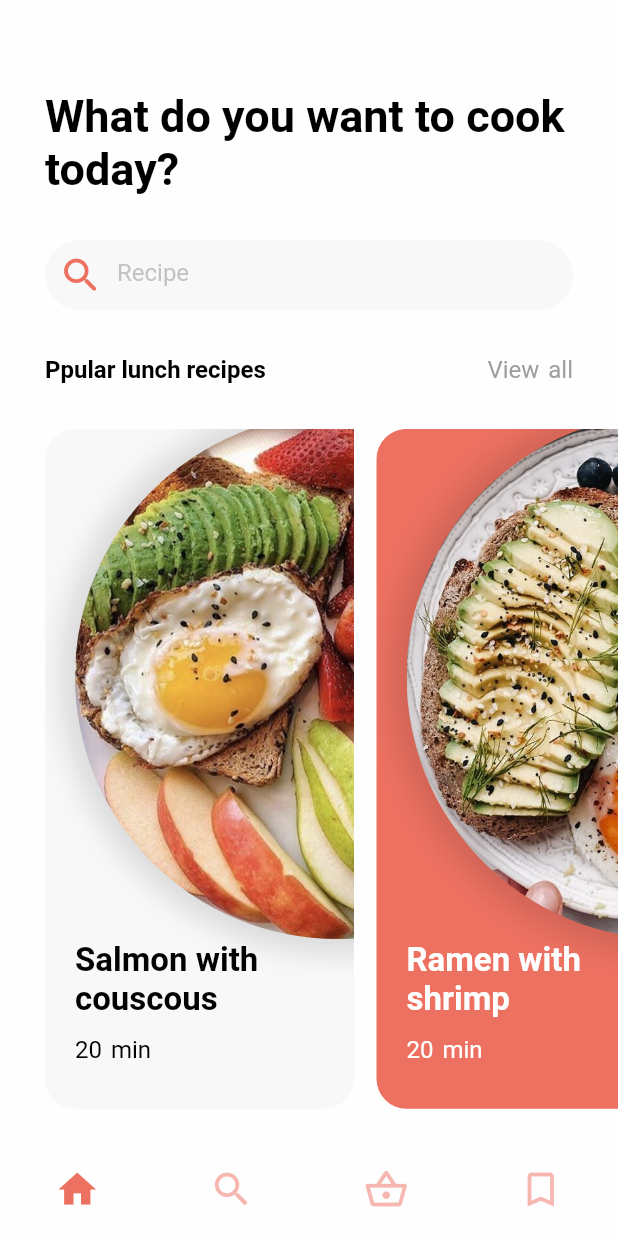
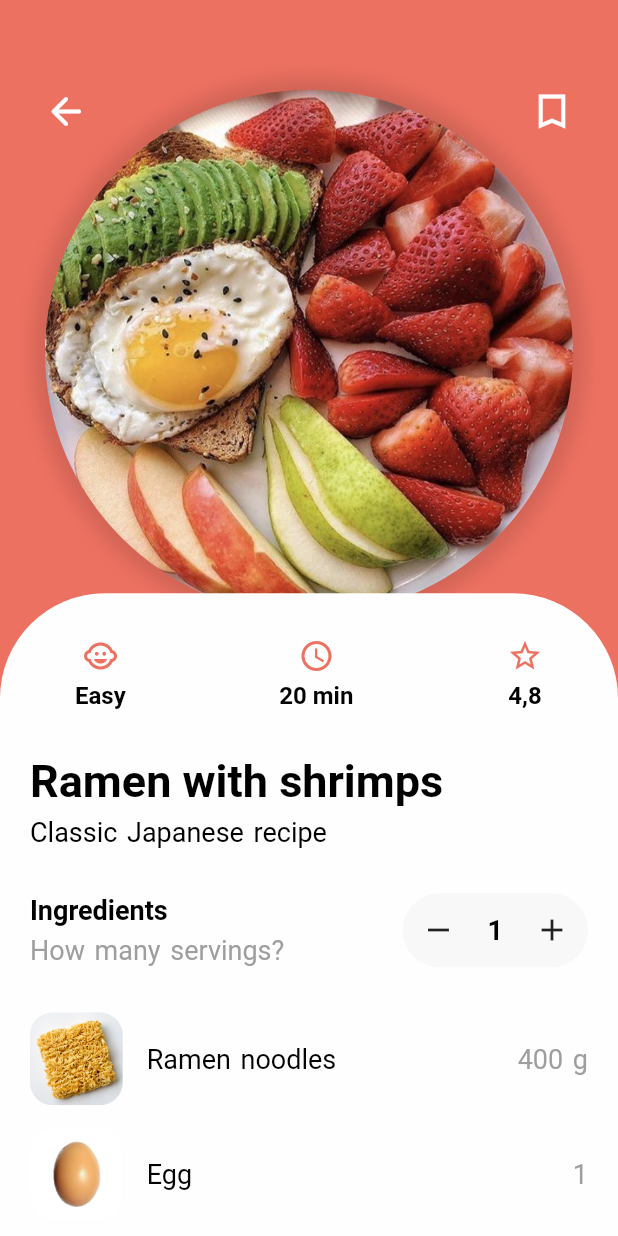
Before and after one commit to Ola-Alotaibi0/Cooking_App_Flutter, a Flutter app: the screen it shows after launch, on a phone screen of 412 x 824 dp. Run offline on Flutter 3.47's test engine with Material 2 defaults, Android fonts, the phone set to English and light mode, and no system bars.

Commit message:
Create a Detail Page

```diff
--- a/lib/main.dart
+++ b/lib/main.dart
@@ -1,3 +1,4 @@
+import 'package:cooking_app/pages/detail_page.dart';
 import 'package:cooking_app/pages/mainNavPages/main_page.dart';
 import 'package:flutter/material.dart';
 import 'package:cooking_app/pages/welcome_page.dart';
@@ -16,7 +17,7 @@ class MyApp extends StatelessWidget {
       debugShowCheckedModeBanner: false,
       theme: ThemeData(
       ),
-      home: MainPage(),
+      home: DetailPage(),
     );
   }
 }
--- /dev/null
+++ b/lib/pages/detail_page.dart
@@ -0,0 +1,210 @@
+import 'package:cooking_app/component/colors.dart';
+import 'package:cooking_app/widgets/app_large_text.dart';
+import 'package:cooking_app/widgets/app_text.dart';
+import 'package:cooking_app/widgets/ingredients_InfoCard.dart';
+import 'package:flutter/material.dart';
+
+class DetailPage extends StatefulWidget {
+  const DetailPage({Key? key}) : super(key: key);
+
+  @override
+  State<DetailPage> createState() => _DetailPageState();
+}
+
+class _DetailPageState extends State<DetailPage> {
+  @override
+  Widget build(BuildContext context) {
+    List ingredientsData = [
+      {
+        "image": "images/foodImg/noodle.jpg",
+        "ingredientName": "Ramen noodles",
+        "ingredientQuantity": "400 g",
+      },
+      {
+        "image": "images/foodImg/Egg.jpg",
+        "ingredientName": "Egg",
+        "ingredientQuantity": "1",
+      },
+      {
+        "image": "images/foodImg/chicken.jpg",
+        "ingredientName": "Chicken",
+        "ingredientQuantity": "200 g",
+      },
+      {
+        "image": "images/foodImg/meat.jpg",
+        "ingredientName": "Meat",
+        "ingredientQuantity": "100 g",
+      }
+
+    ];
+
+    Size size = MediaQuery.of(context).size;
+    return Scaffold(
+      body: Container(
+        height: size.height,
+        width: size.width,
+        child: Stack(
+          children: [
+
+            Container(
+              width: size.width,
+              height: size.height*0.7,
+              color: AppColors.mainColor,
+            ),
+
+            Positioned(
+              top: 60,
+              left: 30,
+              right: 30,
+              child: Container(
+                height: 350,
+                width: 350,
+                decoration: BoxDecoration(
+                  boxShadow: [
+                    BoxShadow(
+                      color: Colors.black12,
+                      spreadRadius: 8,
+                      blurRadius: 10,
+                    ),
+                  ],
+                  borderRadius: BorderRadius.circular(200),
+                  image: DecorationImage(
+                    image: AssetImage("images/foodImg/food1.jpg"),
+                    fit: BoxFit.cover,
+                  ),
+                ),
+              ),
+            ),
+
+            Positioned(
+              top: 50,
+              right: 20,
+              left: 20,
+              child: Row(
+                mainAxisAlignment: MainAxisAlignment.spaceBetween,
+                children: [
+                  IconButton(onPressed: (){}, icon: Icon(Icons.arrow_back_rounded, color: AppColors.colorWhite,size: 30,)),
+                  IconButton(onPressed: (){}, icon: Icon(Icons.bookmark_outline_sharp, color: AppColors.colorWhite, size: 30,)),
+                ],
+              ),
+            ),
+
+            Positioned(
+              bottom: 0,
+              left: 0,
+              right: 0,
+              child: Container(
+                padding: EdgeInsets.only(top: 30,right: 20,left: 20),
+                width: size.width,
+                height: size.height*0.52,
+                decoration: BoxDecoration(
+                  color: AppColors.colorWhite,
+                    borderRadius: BorderRadius.only(
+                  topLeft: Radius.circular(70),
+                  topRight: Radius.circular(70),
+                )),
+
+                child: Column(
+                  crossAxisAlignment: CrossAxisAlignment.start,
+                  children: [
+                    Padding(
+                      padding: const EdgeInsets.only(left: 30, right: 30),
+                      child: Row(
+                        mainAxisAlignment: MainAxisAlignment.spaceBetween,
+                        children: [
+                          Column(
+                            children: [
+                              Icon(Icons.child_care, color: AppColors.mainColor,),
+                              SizedBox(height: 5,),
+                              AppLargeText(text: "Easy",color: AppColors.textColorBlack,size: 16,),
+                            ],
+                          ),
+                          Column(
+                            children: [
+                              Icon(Icons.access_time_sharp, color: AppColors.mainColor,),
+                              SizedBox(height: 5,),
+                              AppLargeText(text: "20 min", color: AppColors.textColorBlack,size: 16,),
+                            ],
+                          ),
+                          Column(
+                            children: [
+                              Icon(Icons.star_border, color: AppColors.mainColor,),
+                              SizedBox(height: 5,),
+                              AppLargeText(text: "4,8", color: AppColors.textColorBlack,size: 16,),
+                            ],
+                          ),
+
+
+
+                        ],
+                      ),
+                    ),
+                    SizedBox(height: 30,),
+
+                    AppLargeText(text: "Ramen with shrimps",),
+                    SizedBox(height: 6,),
+
+                    AppText(text: "Classic Japanese recipe",size: 18,color: Colors.black,),
+                    SizedBox(height: 30,),
+
+                    Row(
+                      mainAxisAlignment: MainAxisAlignment.spaceBetween,
+                      children: [
+                        Column(
+                          crossAxisAlignment: CrossAxisAlignment.start,
+                          children: [
+                            AppLargeText(text: "Ingredients", size: 18,),
+                            SizedBox(height: 6,),
+                            AppText(text: "How many servings?", size: 18, color: AppColors.textColorGrey,),
+                          ],
+                        ),
+                        Container(
+                          height: size.height*0.06,
+                          width: size.width*0.3,
+
+                          decoration: BoxDecoration(
+                            color: AppColors.greyBackgroundColor,
+                            borderRadius: BorderRadius.circular(40),
+                          ),
+
+                          child: Row(
+                            mainAxisAlignment: MainAxisAlignment.spaceBetween,
+                            children: [
+                              IconButton(onPressed: (){}, icon: Icon(Icons.remove)),
+                              AppLargeText(text: "1", color: AppColors.textColorBlack, size: 18,),
+                              IconButton(onPressed: (){}, icon: Icon(Icons.add))
+                            ],
+                          ),
+                        ),
+                      ],
+                    ),
+                    SizedBox(height: 30,),
+
+                    Container(
+                      width: size.width,
+                      height: size.height*0.2,
+                      child: ListView.builder(
+                        padding: EdgeInsets.only(top: 0),
+                        itemCount: 4,
+                          itemBuilder: (_,index){
+                            return IngredientsInfoCard(
+                              image: ingredientsData[index]["image"],
+                              ingredientName: ingredientsData[index]["ingredientName"],
+                              ingredientQuantity: ingredientsData[index]["ingredientQuantity"],
+                            );
+                          }
+
+                      ),
+                    ),
+                    //IngredientsInfo(),
+                  ],
+                ),
+
+              ),
+            ),
+          ],
+        ),
+      ),
+    );
+  }
+}
--- /dev/null
+++ b/lib/pages/home_page.dart
@@ -0,0 +1,93 @@
+import 'package:cooking_app/component/colors.dart';
+import 'package:cooking_app/widgets/app_large_text.dart';
+import 'package:cooking_app/widgets/app_text.dart';
+import 'package:cooking_app/widgets/food_CardInfo.dart';
+import 'package:cooking_app/widgets/search_bar.dart';
+import 'package:flutter/material.dart';
+
+class HomePage extends StatefulWidget {
+  const HomePage({Key? key}) : super(key: key);
+
+  @override
+  State<HomePage> createState() => _HomePageState();
+}
+
+class _HomePageState extends State<HomePage> {
+  List foodInfo = [
+    {
+      "image": "images/foodImg/food1.jpg",
+      "foodText": "Salmon with couscous",
+      "time": "20 min",
+    },
+    {
+      "image": "images/foodImg/food2.jpg",
+      "foodText": "Ramen with shrimp",
+      "time": "20 min",
+    },
+    {
+      "image": "images/foodImg/food3.jpg",
+      "foodText": "Chicken with couscous",
+      "time": "20 min",
+    },
+    {
+      "image": "images/foodImg/food4.jpg",
+      "foodText": "Meat with shrimp",
+      "time": "20 min",
+    }
+
+  ];
+
+  @override
+  Widget build(BuildContext context) {
+    bool verify_whichCard= false;
+    Size size = MediaQuery.of(context).size;
+    return Scaffold(
+      backgroundColor: AppColors.colorWhite,
+      body: Padding(
+        padding: const EdgeInsets.only(top: 60,left: 30),
+        child: Column(
+          children: [
+
+            Padding(
+              padding: const EdgeInsets.only(right: 30),
+              child: Container(
+                  child: AppLargeText(text: "What do you want to cook today?")),
+            ),
+            SizedBox(height: 30,),
+            SearchBar(hintText: "Recipe",),
+            SizedBox(height: 30,),
+
+            Padding(
+              padding: const EdgeInsets.only(right: 30),
+              child: Row(
+                mainAxisAlignment: MainAxisAlignment.spaceBetween,
+                children: [
+                  AppLargeText(text: "Ppular lunch recipes", size: 16,),
+                  AppText(text: "View all", color: AppColors.textColorGrey,size: 16,),
+                ],
+              ),
+            ),
+            SizedBox(height: 30,),
+
+            Container(
+              height: size.height*0.55,
+              color: AppColors.colorWhite,
+              child: ListView.builder(
+                scrollDirection: Axis.horizontal,
+                itemCount: foodInfo.length,
+                itemBuilder: (context, index){
+                return FoodCardInfo(
+                  image: foodInfo[index]["image"],
+                  foodText: foodInfo[index]["foodText"],
+                  time: foodInfo[index]["time"],
+                  verify_whichCard: verify_whichCard == false ? verify_whichCard = true : verify_whichCard = false,
+                );
+                }
+              ),
+            ),
+          ],
+        ),
+      ),
+    );
+  }
+}
--- a/lib/pages/mainNavPages/main_page.dart
+++ b/lib/pages/mainNavPages/main_page.dart
@@ -1,6 +1,6 @@
 import 'package:cooking_app/component/colors.dart';
 import 'package:cooking_app/pages/mainNavPages/basket_page.dart';
-import 'package:cooking_app/pages/mainNavPages/home_page.dart';
+import 'package:cooking_app/pages/home_page.dart';
 import 'package:cooking_app/pages/mainNavPages/save_page.dart';
 import 'package:cooking_app/pages/mainNavPages/search_page.dart';
 import 'package:flutter/material.dart';
@@ -47,7 +47,7 @@ class _MainPageState extends State<MainPage> {
           BottomNavigationBarItem(title: Text("Home"),icon: Icon(Icons.home,)),
           BottomNavigationBarItem(title: Text("Search"),icon: Icon(Icons.search,)),
           BottomNavigationBarItem(title: Text("Basket"),icon: Icon(Icons.shopping_basket_outlined,)),
-          BottomNavigationBarItem(title: Text("Save"),icon: Icon(Icons.bookmark_border_outlined,))
+          BottomNavigationBarItem(title: Text("Save"),icon: Icon(Icons.bookmark_outline_sharp,))
         ],
       ),
     );
--- /dev/null
+++ b/lib/widgets/ingredients_InfoCard.dart
@@ -0,0 +1,50 @@
+import 'package:cooking_app/component/colors.dart';
+import 'package:cooking_app/widgets/app_text.dart';
+import 'package:flutter/material.dart';
+
+class IngredientsInfoCard extends StatelessWidget {
+  const IngredientsInfoCard({
+    Key? key,
+    required this.image,
+    required this.ingredientName,
+    required this.ingredientQuantity,
+  }) : super(key: key);
+
+  final String image;
+  final String ingredientName;
+  final String ingredientQuantity;
+
+  @override
+  Widget build(BuildContext context) {
+    Size size = MediaQuery.of(context).size;
+    return Container(
+      padding: EdgeInsets.only(bottom: 15),
+      child: Row(
+        mainAxisAlignment: MainAxisAlignment.spaceBetween,
+        children: [
+
+          Row(
+            children: [
+              Container(
+                height: size.width*0.15,
+                width: size.width*0.15,
+
+                decoration: BoxDecoration(
+                    color: AppColors.greyBackgroundColor,
+                    borderRadius: BorderRadius.circular(15),
+                    image: DecorationImage(
+                      image: AssetImage(image),
+                      fit: BoxFit.cover,
+                    )
+                ),
+              ),
+              SizedBox(width: 16,),
+              AppText(text: ingredientName, color: AppColors.textColorBlack,size: 18,),
+            ],
+          ),
+          AppText(text: ingredientQuantity, color: AppColors.textColorGrey,size: 18,),
+        ],
+      ),
+    );
+  }
+}
```
Also changed, not shown: images/foodImg/Egg.jpg (added), images/foodImg/chicken.jpg (added), images/foodImg/meat.jpg (added), images/foodImg/noodle.jpg (added).
